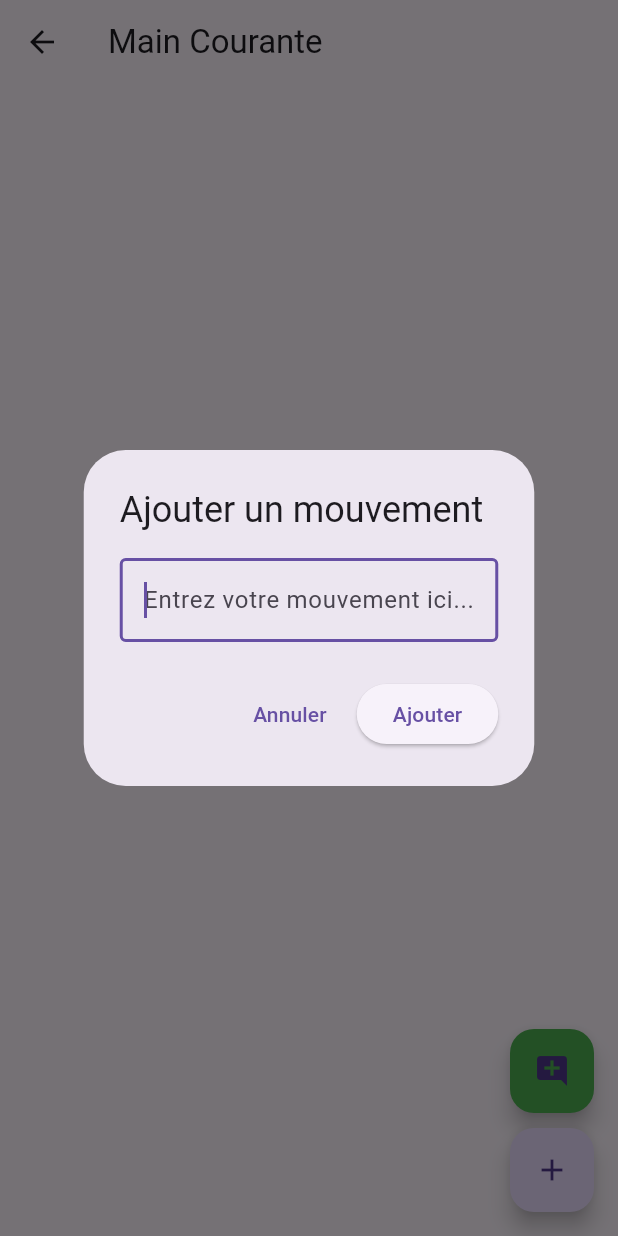
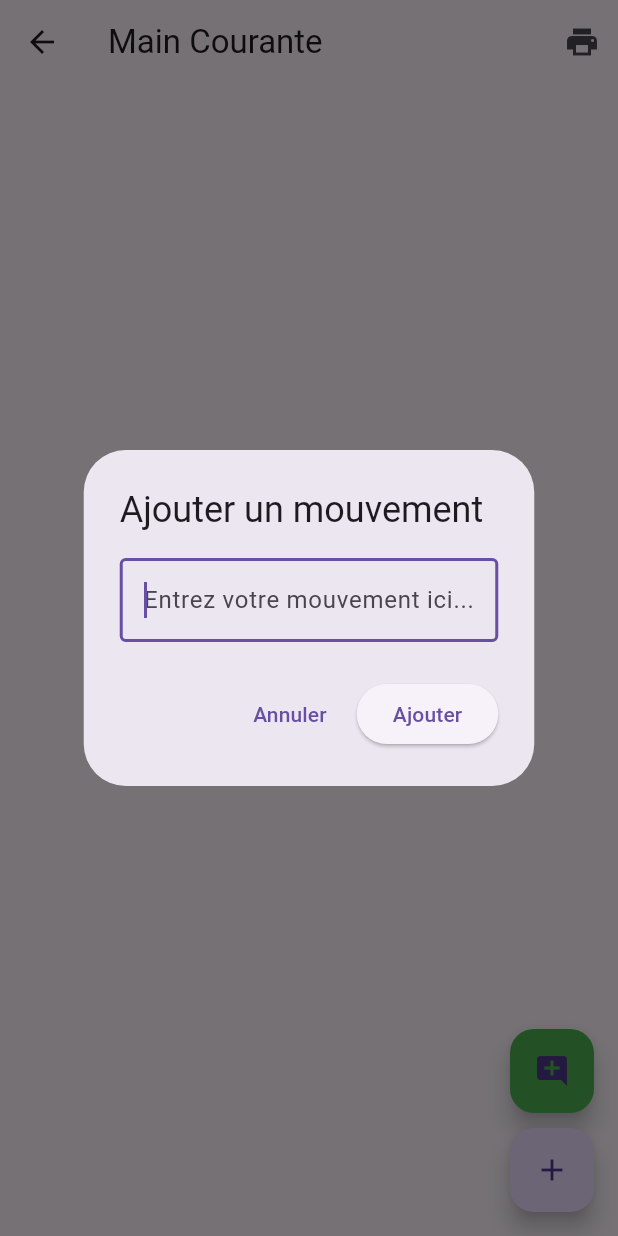
Before and after one commit to abiyen02/gesticom, a Flutter app: the MainCouranteScreen screen opened directly, after a tap on the "add comment" icon, on a phone screen of 412 x 824 dp. Run offline on Flutter 3.47's test engine with Material 3 defaults, Android fonts, the phone set to English and light mode, and no system bars; our stand-ins replace logger, pdf, printing, sqflite, sqflite_common_ffi; accounts and stored records are empty.

Commit message:
Ajout de bouton a la main courante

```diff
--- a/lib/screens/main_courante.dart
+++ b/lib/screens/main_courante.dart
@@ -2,6 +2,9 @@ import 'package:flutter/material.dart';
 import 'package:intl/intl.dart';
 import 'package:logger/logger.dart';
 import 'database_helper.dart';
+import 'package:printing/printing.dart';
+import 'package:pdf/pdf.dart';
+import 'package:pdf/widgets.dart' as pw;
 
 class MainCouranteScreen extends StatefulWidget {
   const MainCouranteScreen({super.key}); // Utilisation du super paramètre
@@ -74,39 +77,16 @@ class MainCouranteScreenState extends State<MainCouranteScreen> {
     });
   }
 
-/*
-  Future<void> _loadEffectifs() async {
-    final db = await DatabaseHelper.instance.database;
-    try {
-      await db.rawQuery('SELECT 1 FROM effectifs LIMIT 1');
-    } catch (e) {
-      await db.execute('''
-        CREATE TABLE effectifs(
-          id INTEGER PRIMARY KEY AUTOINCREMENT,
-          nom TEXT,
-          matricule TEXT
-        )
-      ''');
-
-      await db.insert('effectifs', {'nom': 'Dupont', 'matricule': 'M123456'});
-      await db.insert('effectifs', {'nom': 'Martin', 'matricule': 'M234567'});
-      await db.insert('effectifs', {'nom': 'Durand', 'matricule': 'M345678'});
-      await db.insert('effectifs', {'nom': 'Petit', 'matricule': 'M456789'});
-      await db.insert('effectifs', {'nom': 'Leroy', 'matricule': 'M567890'});
-    }
-
-    final effectifs = await db.query('effectifs');
-    setState(() {
-      _effectifs = effectifs;
-    });
-  }
-*/
   Future<void> updateEvent(int id, String column, dynamic value) async {
     final db = await DatabaseHelper.instance.database;
     int intValue =
         (value is bool) ? (value ? 1 : 0) : int.tryParse(value.toString()) ?? 0;
-    await db.update('main_courante', {column: intValue},
-        where: 'id = ?', whereArgs: [id]);
+    await db.update(
+      'main_courante',
+      {column: intValue},
+      where: 'id = ?',
+      whereArgs: [id],
+    );
     fetchEvents();
   }
 
@@ -160,7 +140,9 @@ class MainCouranteScreenState extends State<MainCouranteScreen> {
   }
 
   Future<void> _showRefusRepasDialog(
-      int mouvementId, String refusActuel) async {
+    int mouvementId,
+    String refusActuel,
+  ) async {
     Map<int, bool> refusMap = {};
     List<String> refusActuels =
         refusActuel.isNotEmpty ? refusActuel.split('; ') : [];
@@ -204,7 +186,8 @@ class MainCouranteScreenState extends State<MainCouranteScreen> {
                           final effectif = effectifs[index];
                           return CheckboxListTile(
                             title: Text(
-                                "${effectif['nom']} - ${effectif['matricule']}"),
+                              "${effectif['nom']} - ${effectif['matricule']}",
+                            ),
                             value: refusMap[effectif['id']] ?? false,
                             onChanged: (bool? value) {
                               setDialogState(() {
@@ -254,8 +237,11 @@ class MainCouranteScreenState extends State<MainCouranteScreen> {
       String refusString = refusNoms.join('; ');
       String commentaire = _commentaireController.text;
 
-      await DatabaseHelper.instance
-          .updateMouvementRefus(mouvementId, refusString, commentaire);
+      await DatabaseHelper.instance.updateMouvementRefus(
+        mouvementId,
+        refusString,
+        commentaire,
+      );
       _loadMouvements();
     }
   }
@@ -266,8 +252,9 @@ class MainCouranteScreenState extends State<MainCouranteScreen> {
       builder: (context) {
         return AlertDialog(
           title: const Text("Supprimer le mouvement"),
-          content:
-              const Text("Êtes-vous sûr de vouloir supprimer ce mouvement ?"),
+          content: const Text(
+            "Êtes-vous sûr de vouloir supprimer ce mouvement ?",
+          ),
           actions: [
             TextButton(
               onPressed: () => Navigator.pop(context, false),
@@ -276,8 +263,10 @@ class MainCouranteScreenState extends State<MainCouranteScreen> {
             ElevatedButton(
               onPressed: () => Navigator.pop(context, true),
               style: ElevatedButton.styleFrom(backgroundColor: Colors.red),
-              child: const Text("Supprimer",
-                  style: TextStyle(color: Colors.white)),
+              child: const Text(
+                "Supprimer",
+                style: TextStyle(color: Colors.white),
+              ),
             ),
           ],
         );
@@ -304,13 +293,17 @@ class MainCouranteScreenState extends State<MainCouranteScreen> {
               if (isFermetureRefectoire)
                 ListTile(
                   leading: const Icon(Icons.no_food, color: Colors.orange),
-                  title: Text(refus != null && refus.isNotEmpty
+                  title: Text(
+                    refus != null && refus.isNotEmpty
                         ? "${refus.split('; ').length.toString()} - Refus"
-                      : "0 - Refus"),
+                        : "0 - Refus",
+                  ),
                   onTap: () {
                     Navigator.pop(context); // Ferme le BottomSheet
                     _showRefusRepasDialog(
-                        id, refus ?? ""); // Appelle le dialogue
+                      id,
+                      refus ?? "",
+                    ); // Appelle le dialogue
                   },
                 ),
               ListTile(
@@ -344,26 +337,182 @@ class MainCouranteScreenState extends State<MainCouranteScreen> {
   void _showEditMouvementDialog(int id, String description) {
     // Implémentez la logique pour afficher le dialogue de modification ici
     _logger.i(
-        "Modifier le mouvement avec l'ID: $id et la description: $description");
+      "Modifier le mouvement avec l'ID: $id et la description: $description",
+    );
+  }
+
+  // Fonction pour générer un PDF contenant les données
+  Future<void> _generatePdf() async {
+    final pdf = pw.Document();
+
+    // Ajouter une page au PDF
+    pdf.addPage(
+      pw.Page(
+        build: (pw.Context context) {
+          return pw.Column(
+            crossAxisAlignment: pw.CrossAxisAlignment.start,
+            children: [
+              pw.Text(
+                "Liste des Événements et Mouvements",
+                style: pw.TextStyle(
+                  fontSize: 12,
+                  fontWeight: pw.FontWeight.bold,
+                ),
+              ),
+              pw.SizedBox(height: 10),
+              pw.Text(
+                "Date: ${DateFormat('dd/MM/yyyy').format(DateTime.now())}",
+              ),
+              pw.SizedBox(height: 20),
+
+              // Section des événements
+              pw.Text(
+                "Événements",
+                style: pw.TextStyle(fontWeight: pw.FontWeight.bold),
+              ),
+              pw.Table(
+                border: pw.TableBorder.all(),
+                children: [
+                  pw.TableRow(
+                    children: [
+                      pw.Padding(
+                        padding: const pw.EdgeInsets.all(4),
+                        child: pw.Text("Heure"),
+                      ),
+                      pw.Padding(
+                        padding: const pw.EdgeInsets.all(4),
+                        child: pw.Text("Description"),
+                      ),
+                      pw.Padding(
+                        padding: const pw.EdgeInsets.all(4),
+                        child: pw.Text("Commentaire"),
+                      ),
+                    ],
+                  ),
+                  ..._events.map(
+                    (event) => pw.TableRow(
+                      children: [
+                        pw.Padding(
+                          padding: const pw.EdgeInsets.all(4),
+                          child: pw.Text(
+                            DateFormat(
+                              'HH:mm',
+                            ).format(DateTime.parse(event['heure'])),
+                          ),
+                        ),
+                        pw.Padding(
+                          padding: const pw.EdgeInsets.all(4),
+                          child: pw.Text(event['description']),
+                        ),
+                        pw.Padding(
+                          padding: const pw.EdgeInsets.all(4),
+                          child: pw.Text(event['commentaire'] ?? ''),
+                        ),
+                      ],
+                    ),
+                  ),
+                ],
+              ),
+
+              pw.SizedBox(height: 20),
+
+              // Section des mouvements
+              pw.Text(
+                "Mouvements",
+                style: pw.TextStyle(fontWeight: pw.FontWeight.bold),
+              ),
+              pw.Table(
+                border: pw.TableBorder.all(),
+                children: [
+                  pw.TableRow(
+                    children: [
+                      pw.Padding(
+                        padding: const pw.EdgeInsets.all(4),
+                        child: pw.Text("Heure"),
+                      ),
+                      pw.Padding(
+                        padding: const pw.EdgeInsets.all(4),
+                        child: pw.Text("Description"),
+                      ),
+                      pw.Padding(
+                        padding: const pw.EdgeInsets.all(4),
+                        child: pw.Text("Refus"),
+                      ),
+                      pw.Padding(
+                        padding: const pw.EdgeInsets.all(4),
+                        child: pw.Text("Commentaire"),
+                      ),
+                    ],
+                  ),
+                  ...mouvements.map(
+                    (mouvement) => pw.TableRow(
+                      children: [
+                        pw.Padding(
+                          padding: const pw.EdgeInsets.all(4),
+                          child: pw.Text(
+                            DateFormat(
+                              'HH:mm',
+                            ).format(DateTime.parse(mouvement['heure'])),
+                          ),
+                        ),
+                        pw.Padding(
+                          padding: const pw.EdgeInsets.all(4),
+                          child: pw.Text(mouvement['type']),
+                        ),
+                        pw.Padding(
+                          padding: const pw.EdgeInsets.all(4),
+                          child: pw.Text(mouvement['refus'] ?? ''),
+                        ),
+                        pw.Padding(
+                          padding: const pw.EdgeInsets.all(4),
+                          child: pw.Text(mouvement['commentaire'] ?? ''),
+                        ),
+                      ],
+                    ),
+                  ),
+                ],
+              ),
+            ],
+          );
+        },
+      ),
+    );
+
+    // Imprimer le PDF
+    await Printing.layoutPdf(
+      onLayout: (PdfPageFormat format) async => pdf.save(),
+    );
   }
 
   @override
   Widget build(BuildContext context) {
-    _logger.i("Mouvements à afficher : $mouvements");
     return Scaffold(
-      appBar: AppBar(title: const Text("Main Courante")),
-      body: getSortedEvents().isEmpty
+      appBar: AppBar(
+        title: const Text("Main Courante"),
+        actions: [
+          IconButton(
+            icon: const Icon(Icons.print), // Icône d'impression
+            onPressed: _generatePdf, // Appelle la fonction pour générer le PDF
+            tooltip: "Imprimer la page",
+          ),
+        ],
+      ),
+      body:
+          getSortedEvents().isEmpty
               ? const Center(child: Text("Aucun événement enregistré."))
               : ListView.builder(
                 itemCount: getSortedEvents().length,
                 itemBuilder: (context, index) {
                   final event = getSortedEvents()[index];
-                final bool isFermetureRefectoire = event['description'] ==
+                  final bool isFermetureRefectoire =
+                      event['description'] ==
                       "Fermeture du refectoire sous surveillance policière";
 
                   return Card(
-                  margin:
-                      const EdgeInsets.symmetric(vertical: 5, horizontal: 10),
+                    margin: const EdgeInsets.symmetric(
+                      vertical: 5,
+                      horizontal: 10,
+                    ),
                     child: Padding(
                       padding: const EdgeInsets.all(8.0),
                       child: Column(
@@ -375,7 +524,8 @@ class MainCouranteScreenState extends State<MainCouranteScreen> {
                                 child: Text(
                                   event['description'],
                                   style: const TextStyle(
-                                    fontWeight: FontWeight.bold),
+                                    fontWeight: FontWeight.bold,
+                                  ),
                                 ),
                               ),
                               if (event['type'] == 'mouvement')
@@ -393,7 +543,8 @@ class MainCouranteScreenState extends State<MainCouranteScreen> {
                           ),
                           Text(
                             "Heure: ${DateFormat('HH:mm').format(event['heure'])}",
-                            style: const TextStyle(color: Colors.grey)),
+                            style: const TextStyle(color: Colors.grey),
+                          ),
                           if (isFermetureRefectoire &&
                               event['refus'] != null &&
                               event['refus'].isNotEmpty)
@@ -423,8 +574,9 @@ class MainCouranteScreenState extends State<MainCouranteScreen> {
                               padding: const EdgeInsets.only(top: 8.0),
                               child: Text(
                                 "Commentaire: ${event['commentaire']}",
-                              style:
-                                  const TextStyle(fontStyle: FontStyle.italic),
+                                style: const TextStyle(
+                                  fontStyle: FontStyle.italic,
+                                ),
                               ),
                             ),
                           if (event['type'] == 'event')
@@ -434,7 +586,10 @@ class MainCouranteScreenState extends State<MainCouranteScreen> {
                                   value: event['paquetage'] == 1,
                                   onChanged: (value) {
                                     updateEvent(
-                                      event['id'], 'paquetage', value! ? 1 : 0);
+                                      event['id'],
+                                      'paquetage',
+                                      value! ? 1 : 0,
+                                    );
                                   },
                                 ),
                                 const Text("Paquetage"),
@@ -442,7 +597,10 @@ class MainCouranteScreenState extends State<MainCouranteScreen> {
                                   value: event['matelas'] == 1,
                                   onChanged: (value) {
                                     updateEvent(
-                                      event['id'], 'matelas', value! ? 1 : 0);
+                                      event['id'],
+                                      'matelas',
+                                      value! ? 1 : 0,
+                                    );
                                   },
                                 ),
                                 const Text("Matelas"),
@@ -450,7 +608,10 @@ class MainCouranteScreenState extends State<MainCouranteScreen> {
                                   value: event['repas'] == 1,
                                   onChanged: (value) {
                                     updateEvent(
-                                      event['id'], 'repas', value! ? 1 : 0);
+                                      event['id'],
+                                      'repas',
+                                      value! ? 1 : 0,
+                                    );
                                   },
                                 ),
                                 const Text("Repas"),
@@ -458,8 +619,9 @@ class MainCouranteScreenState extends State<MainCouranteScreen> {
                             ),
                           if (event['type'] == 'event')
                             TextField(
-                            decoration:
-                                const InputDecoration(labelText: "Commentaire"),
+                              decoration: const InputDecoration(
+                                labelText: "Commentaire",
+                              ),
                               onSubmitted: (value) {
                                 updateEvent(event['id'], 'commentaire', value);
                               },
@@ -529,127 +691,4 @@ class MainCouranteScreenState extends State<MainCouranteScreen> {
       ),
     );
   }
-  /*
-  void _handleDepart(String type) async {
-    final dbHelper = DatabaseHelper.instance;
-
-    // Étape 1 : Sélectionner les départs
-    List<Map<String, dynamic>> selectedDepartures = [];
-    await showDialog(
-      context: context,
-      builder: (context) {
-        return StatefulBuilder(
-          builder: (context, setStateDialog) {
-            return AlertDialog(
-              title: Text("Sélectionner les départs ($type)"),
-              content: SizedBox(
-                width: double.maxFinite,
-                child: ListView.builder(
-                  shrinkWrap: true,
-                  itemCount: effectifs.length,
-                  itemBuilder: (context, index) {
-                    final effectif = effectifs[index];
-                    final isSelected = selectedDepartures.contains(effectif);
-
-                    return CheckboxListTile(
-                      title:
-                          Text("${effectif['matricule']} - ${effectif['nom']}"),
-                      value: isSelected,
-                      onChanged: (bool? value) {
-                        setStateDialog(() {
-                          if (value == true) {
-                            selectedDepartures.add(effectif);
-                          } else {
-                            selectedDepartures.remove(effectif);
 }
-                        });
-                      },
-                    );
-                  },
-                ),
-              ),
-              actions: [
-                TextButton(
-                  onPressed: () => Navigator.pop(context),
-                  child: const Text("Annuler"),
-                ),
-                ElevatedButton(
-                  onPressed: () => Navigator.pop(context),
-                  child: const Text("Suivant"),
-                ),
-              ],
-            );
-          },
-        );
-      },
-    );
-
-    if (selectedDepartures.isEmpty) return;
-
-    // Étape 2 : Gérer les refus
-    List<Map<String, dynamic>> selectedRefus = [];
-    await showDialog(
-      context: context,
-      builder: (context) {
-        return StatefulBuilder(
-          builder: (context, setStateDialog) {
-            return AlertDialog(
-              title: const Text("Sélectionner les refus"),
-              content: SizedBox(
-                width: double.maxFinite,
-                child: ListView.builder(
-                  shrinkWrap: true,
-                  itemCount: selectedDepartures.length,
-                  itemBuilder: (context, index) {
-                    final departure = selectedDepartures[index];
-                    final isRefused = selectedRefus.contains(departure);
-
-                    return CheckboxListTile(
-                      title: Text(
-                          "${departure['matricule']} - ${departure['nom']}"),
-                      value: isRefused,
-                      onChanged: (bool? value) {
-                        setStateDialog(() {
-                          if (value == true) {
-                            selectedRefus.add(departure);
-                          } else {
-                            selectedRefus.remove(departure);
-                          }
-                        });
-                      },
-                    );
-                  },
-                ),
-              ),
-              actions: [
-                TextButton(
-                  onPressed: () => Navigator.pop(context),
-                  child: const Text("Annuler"),
-                ),
-                ElevatedButton(
-                  onPressed: () => Navigator.pop(context),
-                  child: const Text("Terminer"),
-                ),
-              ],
-            );
-          },
-        );
-      },
-    );
-
-    // Étape 3 : Ajouter les départs et refus dans la base de données
-    String refusString = selectedRefus
-        .map((refus) => "${refus['matricule']} - ${refus['nom']}")
-        .join("; ");
-
-    String description = "$type : ${selectedDepartures.length} départ(s)";
-    await dbHelper.addMouvement(description);
-
-    if (refusString.isNotEmpty) {
-      await dbHelper.addMouvement("Refus : $refusString");
-    }
-
-    // Recharger les mouvements
-    _loadMouvements();
-  }*/
-}
```
Lines whose indentation alone changed are shown as unchanged.
